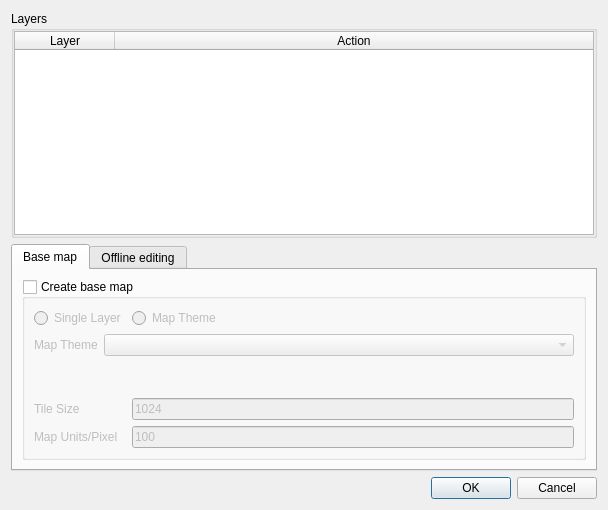
The window that qfieldsync/ui/project_configuration_dialog.ui (opengisch/qfieldsync) describes before a commit, drawn with Qt 5.
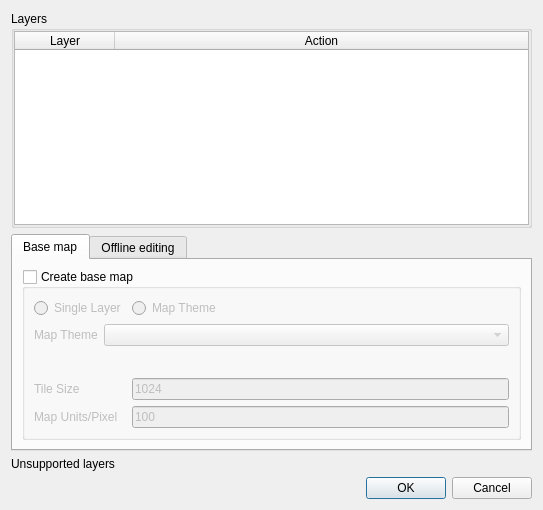
The same window after the commit. Custom widgets are drawn as their Qt base class.

Commit message:
Show warning instead of error on plugin layers
Fix #62
Fix #61

The edit to the form file:
```diff
--- a/qfieldsync/ui/project_configuration_dialog.ui
+++ b/qfieldsync/ui/project_configuration_dialog.ui
@@ -6,7 +6,7 @@
    <rect>
     <x>0</x>
     <y>0</y>
-    <width>608</width>
+    <width>543</width>
     <height>510</height>
    </rect>
   </property>
@@ -52,7 +52,7 @@
      </layout>
     </widget>
    </item>
-   <item row="3" column="0">
+   <item row="4" column="0">
     <widget class="QDialogButtonBox" name="buttonBox">
      <property name="orientation">
       <enum>Qt::Horizontal</enum>
@@ -232,6 +232,19 @@
      </widget>
     </widget>
    </item>
+   <item row="3" column="0">
+    <widget class="QLabel" name="unsupportedLayers">
+     <property name="text">
+      <string>Unsupported layers</string>
+     </property>
+     <property name="textFormat">
+      <enum>Qt::RichText</enum>
+     </property>
+     <property name="wordWrap">
+      <bool>true</bool>
+     </property>
+    </widget>
+   </item>
   </layout>
  </widget>
  <customwidgets>
```
Left out of the diff: 2 changed lines with no effect on the pictures. The commit also changes 10 other files.
